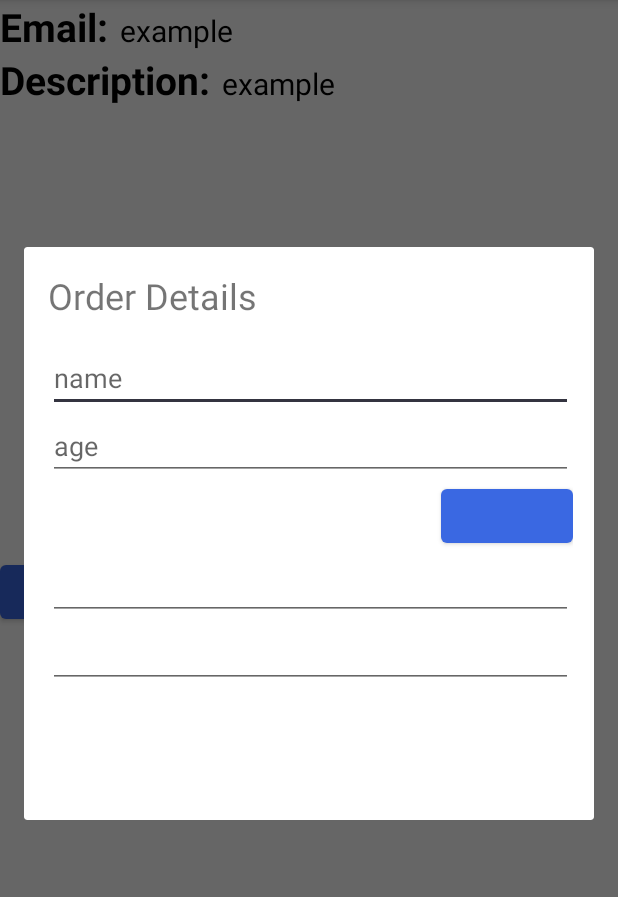
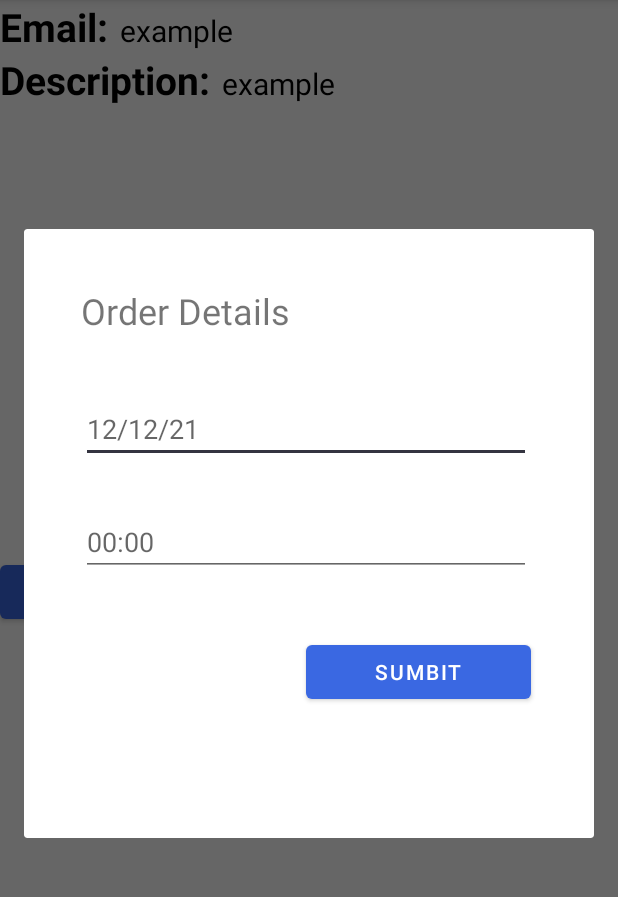
Before and after one commit to adimor1/HandIt, an Android app: the ProfessionalDetailsActivity screen opened directly, with no data from a screen before it, after a tap on "ORDER", on a phone screen of 412 x 824 dp, the part 84-981 px from its top. Run offline under Robolectric (Android 15) with nearby library versions, the phone set to English and light mode, and no system bars; our stand-ins replace Firebase (no records; nobody signed in at launch, a user with empty details on screens opened directly).

Commit message:
finish dialog

```diff
--- a/app/src/main/java/com/example/myapplication/Order.java
+++ b/app/src/main/java/com/example/myapplication/Order.java
@@ -7,9 +7,11 @@ public class Order {
     private String time;
     private String date;
 
-    public Order(String emailPro, String emailCl) {
+    public Order(String emailPro, String emailCl, String time, String date) {
         this.clientEmail = emailCl;
         this.proEmail = emailPro ;
+        this.time = time;
+        this.date = date;
     }
 
     public String getClientEmail() {
--- a/app/src/main/java/com/example/myapplication/ProfessionalDetailsActivity.java
+++ b/app/src/main/java/com/example/myapplication/ProfessionalDetailsActivity.java
@@ -54,56 +54,38 @@ public class ProfessionalDetailsActivity extends AppCompatActivity {
             @Override
             public void onClick(View v) {
                 emailFromTv = tvEmail.getText().toString();
-                addOrder(emailFromTv);
                 showCustomDialog();
             }
         });
     }
 
-    private void addOrder(String emailPro){
-        Order order= new Order(emailPro, LoginUser.getLoginEmail());
+    void showCustomDialog() {
+        final Dialog dialog = new Dialog(ProfessionalDetailsActivity.this);
+        dialog.requestWindowFeature(Window.FEATURE_NO_TITLE);
+        dialog.setCancelable(true);
+        dialog.setContentView(R.layout.custom_dialog);
+        final EditText timeEt = dialog.findViewById(R.id.timeEt);
+        final EditText dateEt = dialog.findViewById(R.id.dateEt);
+
+        Button submitButton = dialog.findViewById(R.id.submit_button);
+
+        submitButton.setOnClickListener(new View.OnClickListener() {
+            @Override
+            public void onClick(View v) {
+                String time = timeEt.getText().toString();
+                String date = dateEt.getText().toString();
+                addOrder(emailFromTv, time, date);
+                dialog.dismiss();
+            }
+        });
+        dialog.show();
+    }
+
+    private void addOrder(String emailPro, String time, String date){
+        Order order= new Order(emailPro, LoginUser.getLoginEmail(), time, date);
         db= FirebaseDatabase.getInstance();
         String key = db.getReference("Orders").push().getKey();
         reference= db.getReference("Orders");
         reference.child(key).setValue(order);
     }
-
-    void showCustomDialog() {
-        final Dialog dialog = new Dialog(ProfessionalDetailsActivity.this);
-        //We have added a title in the custom layout. So let's disable the default title.
-        dialog.requestWindowFeature(Window.FEATURE_NO_TITLE);
-        //The user will be able to cancel the dialog bu clicking anywhere outside the dialog.
-        dialog.setCancelable(true);
-        //Mention the name of the layout of your custom dialog.
-        dialog.setContentView(R.layout.custom_dialog);
-
-        //Initializing the views of the dialog.
-        final EditText nameEt = dialog.findViewById(R.id.name_et);
-        final EditText ageEt = dialog.findViewById(R.id.age_et);
-
-        Button submitButton = dialog.findViewById(R.id.submit_button);
-
-
-
-
-        submitButton.setOnClickListener(new View.OnClickListener() {
-            @Override
-            public void onClick(View v) {
-
-                String name = nameEt.getText().toString();
-                String age = ageEt.getText().toString();
-                populateInfoTv(name,age);
-                dialog.dismiss();
-            }
-        });
-
-        dialog.show();
-    }
-
-    void populateInfoTv(String name, String age) {
-        infoTv.setVisibility(View.VISIBLE);
-        String acceptedText = "have";
-
-       // infoTv.setText(String.format(getString(R.string.info), name, age, acceptedText));
-    }
 }
--- a/app/src/main/res/layout/activity_main.xml
+++ b/app/src/main/res/layout/activity_main.xml
@@ -46,4 +46,5 @@
         android:layout_centerHorizontal="true"
         android:text="Log out" />
 
+
 </RelativeLayout>
--- a/app/src/main/res/layout/custom_dialog.xml
+++ b/app/src/main/res/layout/custom_dialog.xml
@@ -3,49 +3,42 @@
     android:orientation="vertical"
     android:layout_width="350dp"
     android:layout_height="350dp"
-    android:layout_margin="16dp">
+    android:layout_margin="28dp"
+    android:padding="10dp"
+    >
 
     <TextView
-        android:layout_width="wrap_content"
+        android:layout_width="335dp"
         android:layout_height="wrap_content"
         android:text="Order Details"
         android:textSize="24sp"
-        android:layout_marginBottom="16dp"/>
+        android:layout_marginBottom="20dp"
+        />
 
     <EditText
+        android:id="@+id/dateEt"
         android:layout_width="match_parent"
         android:layout_height="wrap_content"
-        android:hint="name"
-        android:inputType="text"
-        android:imeOptions="actionNext"
-        android:id="@+id/name_et"/>
+        android:hint="12/12/21"
+        android:inputType="date"
+        android:layout_marginTop="20dp"
+        android:layout_marginEnd="30dp"/>
 
     <EditText
+        android:id="@+id/timeEt"
         android:layout_width="match_parent"
         android:layout_height="wrap_content"
-        android:hint="age"
-        android:inputType="number"
-        android:imeOptions="actionNext"
-        android:id="@+id/age_et"/>
+        android:hint="00:00"
+        android:inputType="time"
+        android:layout_marginTop="30dp"
+        android:layout_marginEnd="30dp"/>
 
     <Button
-        android:layout_width="wrap_content"
+        android:layout_width="150dp"
         android:layout_height="wrap_content"
         android:layout_gravity="end"
-
-        android:id="@+id/submit_button"/>
-
-    <EditText
-        android:id="@+id/editTextDate"
-        android:layout_width="match_parent"
-        android:layout_height="wrap_content"
-        android:ems="10"
-        android:inputType="date" />
-
-    <EditText
-        android:id="@+id/editTextTime"
-        android:layout_width="match_parent"
-        android:layout_height="wrap_content"
-        android:ems="10"
-        android:inputType="time" />
+        android:id="@+id/submit_button"
+        android:layout_marginTop="40dp"
+        android:layout_marginEnd="30dp"
+        android:text="Sumbit"/>
 </LinearLayout>
```
